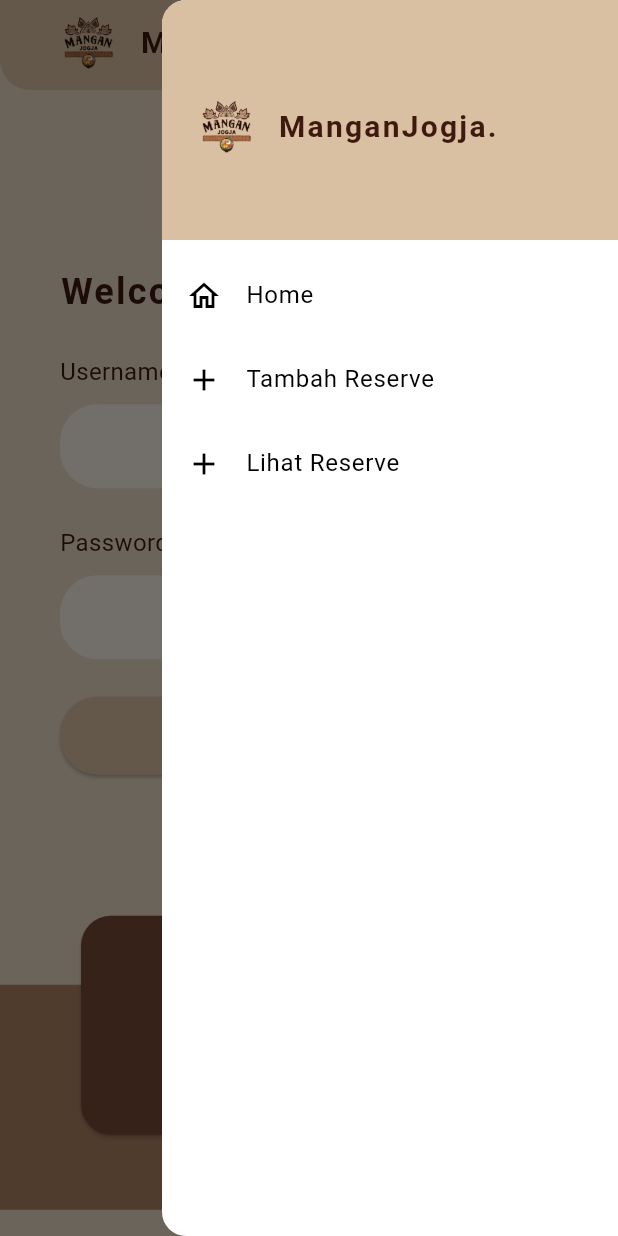
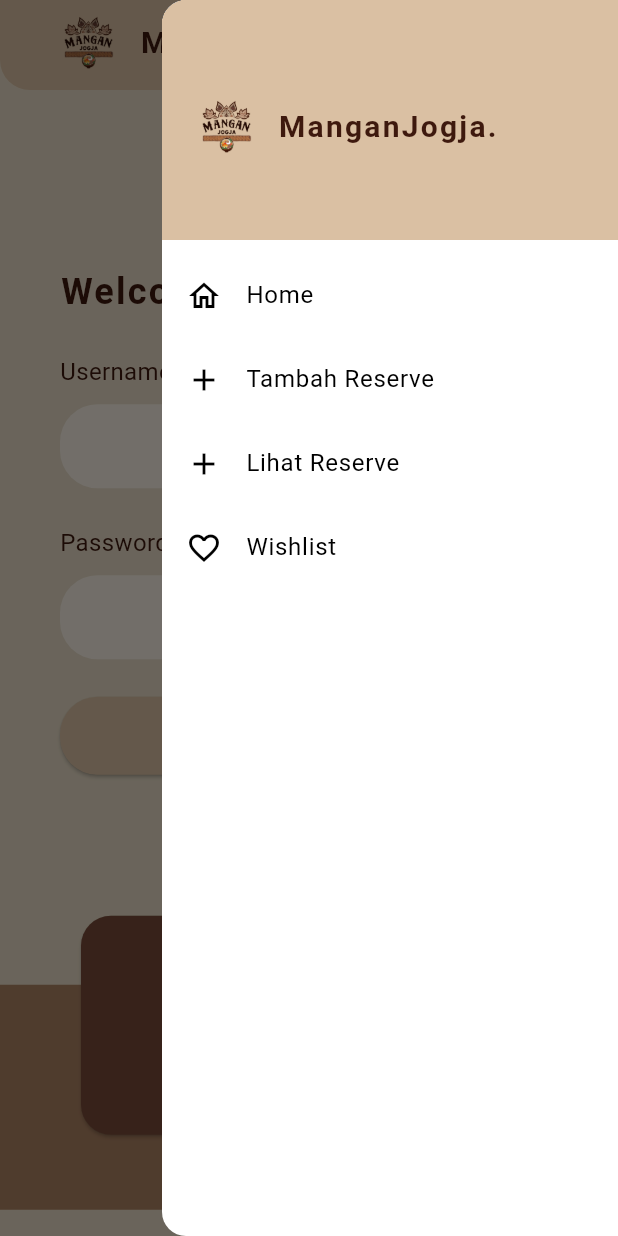
Before and after one commit to ManganJogja/Proyek-Akhir-Semester-A08, a Flutter app: the LoginPage screen opened directly, with the side drawer open, on a phone screen of 412 x 824 dp. Run offline on Flutter 3.47's test engine with Material 3 defaults, Android fonts, the phone set to English and light mode, and no system bars; our stand-ins replace google_fonts; missing offline and left inert: pbp_django_auth.

Commit message:
coba wishlist

```diff
--- a/lib/widgets/drawer.dart
+++ b/lib/widgets/drawer.dart
@@ -3,6 +3,7 @@ import 'package:google_fonts/google_fonts.dart';
 import 'package:mangan_jogja/menu.dart';
 import 'package:mangan_jogja/reserve/screens/reservation_form.dart';
 import 'package:mangan_jogja/reserve/screens/reservepage.dart';
+import 'package:mangan_jogja/wishlist/screens/wishlist_page.dart';
 
 class LeftDrawer extends StatelessWidget {
   const LeftDrawer({super.key});
@@ -70,6 +71,17 @@ class LeftDrawer extends StatelessWidget {
               );
               },
             ),
+            ListTile(
+              leading: const Icon(Icons.favorite_border),
+              title: const Text('Wishlist'),
+              onTap: () {
+                Navigator.pushReplacement(
+                  context,
+                  MaterialPageRoute(
+                    builder: (context) => const WishlistPage()),
+              );
+              },
+            ),
         ],
       ),
     );
--- /dev/null
+++ b/lib/wishlist/models/wishlist_entry.dart
@@ -0,0 +1,58 @@
+
+import 'dart:convert';
+
+List<Wishlist> wishlistFromJson(String str) => List<Wishlist>.from(json.decode(str).map((x) => Wishlist.fromJson(x)));
+
+String wishlistToJson(List<Wishlist> data) => json.encode(List<dynamic>.from(data.map((x) => x.toJson())));
+
+class Wishlist {
+    String model;
+    int pk;
+    Fields fields;
+
+    Wishlist({
+        required this.model,
+        required this.pk,
+        required this.fields,
+    });
+
+    factory Wishlist.fromJson(Map<String, dynamic> json) => Wishlist(
+        model: json["model"],
+        pk: json["pk"],
+        fields: Fields.fromJson(json["fields"]),
+    );
+
+    Map<String, dynamic> toJson() => {
+        "model": model,
+        "pk": pk,
+        "fields": fields.toJson(),
+    };
+}
+
+class Fields {
+    int user;
+    String restaurant;
+    DateTime? datePlan;
+    String additionalNote;
+
+    Fields({
+        required this.user,
+        required this.restaurant,
+        required this.datePlan,
+        required this.additionalNote,
+    });
+
+    factory Fields.fromJson(Map<String, dynamic> json) => Fields(
+        user: json["user"],
+        restaurant: json["restaurant"],
+        datePlan: json["date_plan"] == null ? null : DateTime.parse(json["date_plan"]),
+        additionalNote: json["additional_note"],
+    );
+
+    Map<String, dynamic> toJson() => {
+        "user": user,
+        "restaurant": restaurant,
+        "date_plan": "${datePlan!.year.toString().padLeft(4, '0')}-${datePlan!.month.toString().padLeft(2, '0')}-${datePlan!.day.toString().padLeft(2, '0')}",
+        "additional_note": additionalNote,
+    };
+}
```
Also changed, not shown: lib/wishlist/screens/add_wishlist.dart (added, +100 -0 lines), lib/wishlist/screens/wishlist_page.dart (added, +58 -0 lines).
